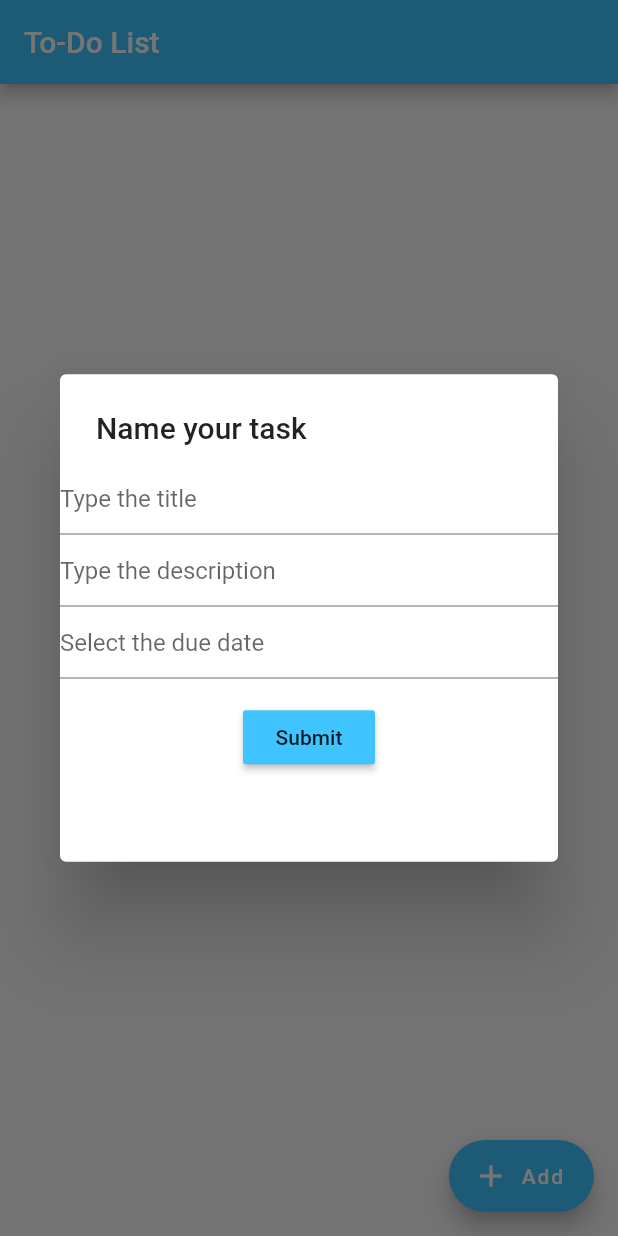
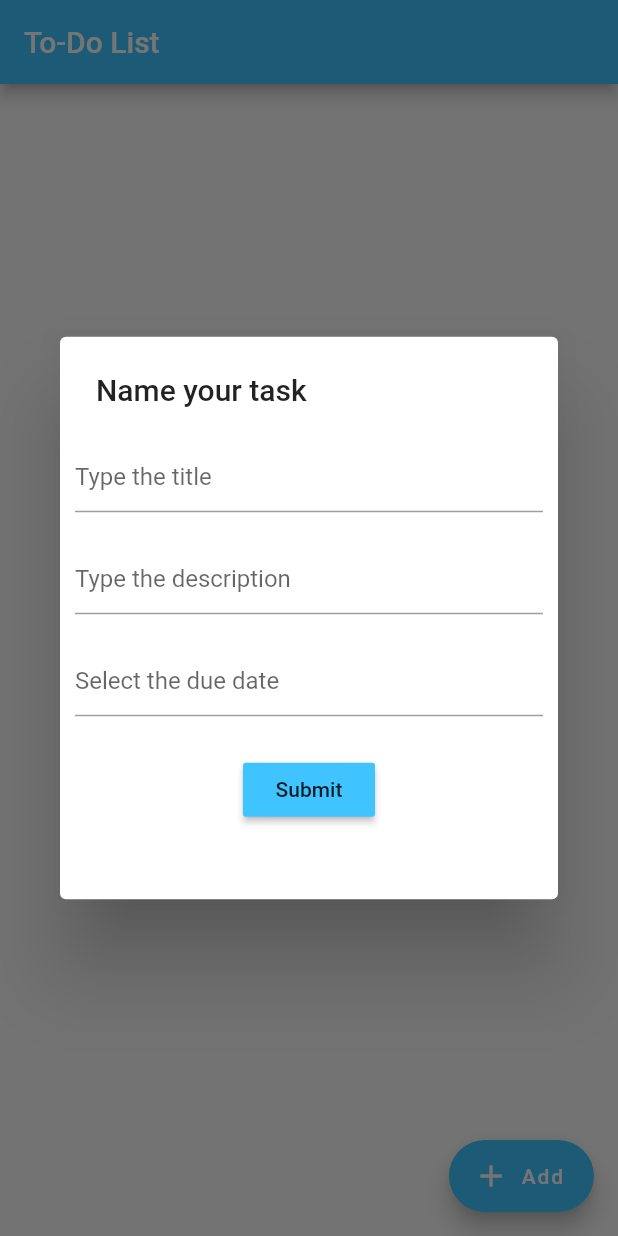
Before and after one commit to rene-kt/Flutter-ToDo-List, a Flutter app: the screen it shows after launch, after a tap on "Add", on a phone screen of 412 x 824 dp. Run offline on Flutter 3.47's test engine with Material 2 defaults, Android fonts, the phone set to English and light mode, and no system bars.

Commit message:
adding style to alert dialog

```diff
--- a/lib/main.dart
+++ b/lib/main.dart
@@ -29,13 +29,15 @@ class _HomeState extends State<Home> {
       Form(
           key: formKey,
           child: Container(
-              height: 250.0,
-              width: 300.0,
+              height: 300.0,
+              width: 450.0,
               child: Center(
                   child: Column(
                       crossAxisAlignment: CrossAxisAlignment.center,
                       children: <Widget>[
-                    TextFormField(
+                    Padding(
+                      padding: EdgeInsets.all(10.0),
+                      child: TextFormField(
                         controller: titleController,
                         decoration: const InputDecoration(
                           hintText: 'Type the title',
@@ -48,7 +50,10 @@ class _HomeState extends State<Home> {
                           }
                         },
                       ),
-                    TextFormField(
+                    ),
+                    Padding(
+                      padding: EdgeInsets.all(10.0),
+                      child: TextFormField(
                         controller: descController,
                         decoration: const InputDecoration(
                           hintText: 'Type the description',
@@ -61,7 +66,10 @@ class _HomeState extends State<Home> {
                           }
                         },
                       ),
-                    TextFormField(
+                    ),
+                    Padding(
+                      padding: EdgeInsets.all(10.0),
+                      child: TextFormField(
                         controller: dateController,
                         onTap: () {
                           showDatePicker(
@@ -86,6 +94,7 @@ class _HomeState extends State<Home> {
                           }
                         },
                       ),
+                    ),
                     Padding(
                         padding: EdgeInsets.only(top: 15.0),
                         child: RaisedButton(
@@ -96,6 +105,9 @@ class _HomeState extends State<Home> {
                                   ManipulatingData.addToDo(titleController.text,
                                       descController.text, dateController.text);
                                   Navigator.of(context).pop();
+                                  titleController.text = "";
+                                  descController.text = "";
+                                  dateController.text = "";
                                 });
                               }
                             },
--- a/lib/widgets/item-builder.widget.dart
+++ b/lib/widgets/item-builder.widget.dart
@@ -7,12 +7,10 @@ class ItemBuilder extends StatefulWidget {
 }
 
 class _ItemBuilderState extends State<ItemBuilder> {
-  List toDoList = ManipulatingData.toDoList;
-
   @override
   Widget build(BuildContext context) {
     return ListView.builder(
-        itemCount: toDoList.length,
+        itemCount: ManipulatingData.toDoList.length,
         itemBuilder: (context, index) {
           return Dismissible(
             background: Container(
```
Lines whose indentation alone changed are shown as unchanged.
